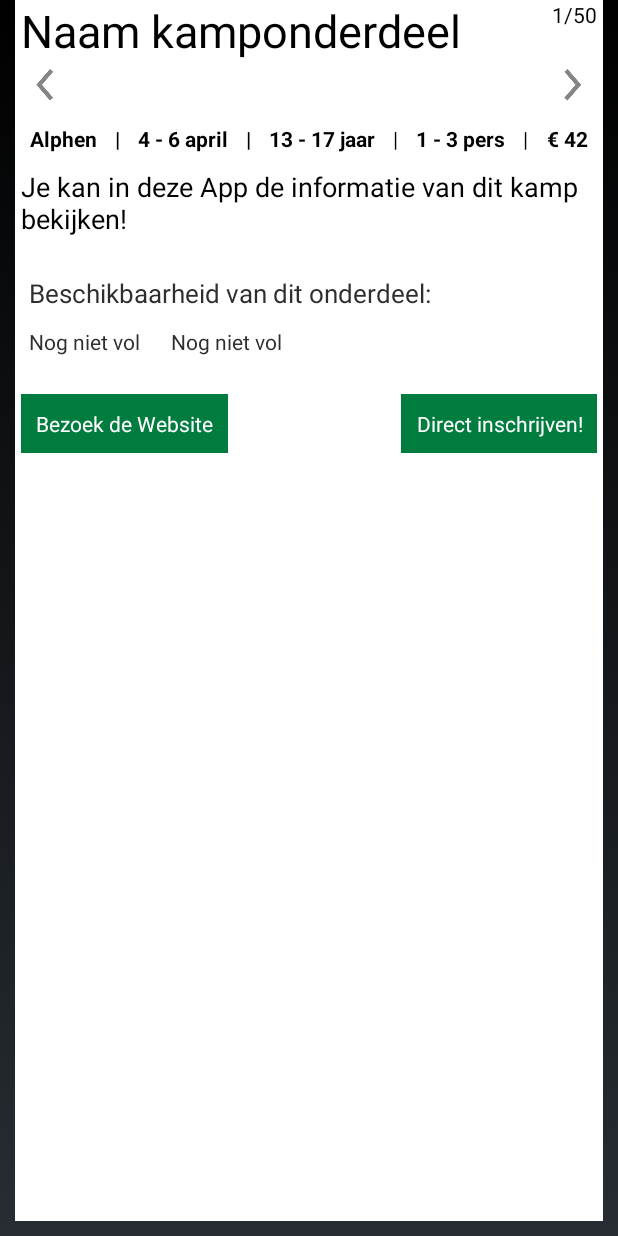
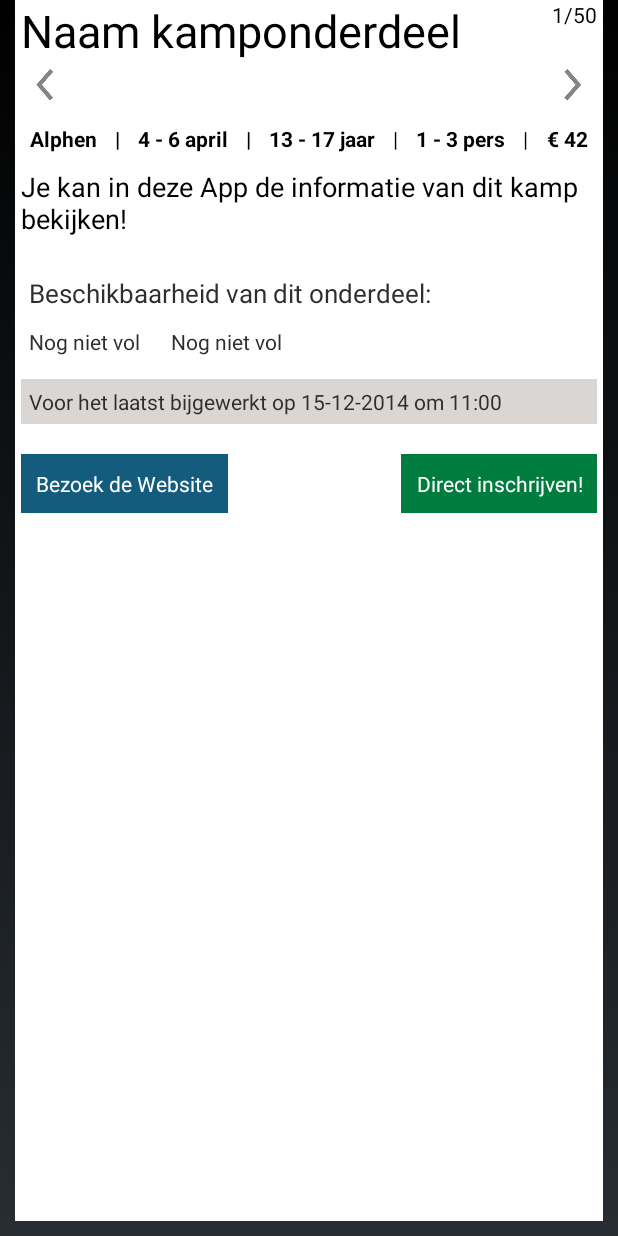
Before and after one commit to mdonath/hit-app, an Android app: the layout fragment_courant_kamp.xml on its own in the app's theme, with its tools: preview values and no code run, on a phone screen of 412 x 824 dp. Run offline under Robolectric (Android 15) with nearby library versions, the phone set to English and light mode, and no system bars.

Commit message:
#23 is geimplementeerd. Kleuren knoppen toegevoegd, kleine layout dingen en tonen wanneer de gegevens voor het laatst zijn bijgewerkt. Dit is handig voor het checken van de beschikbaarheid.

```diff
--- a/app/src/main/res/layout/fragment_courant_kamp.xml
+++ b/app/src/main/res/layout/fragment_courant_kamp.xml
@@ -256,9 +256,9 @@
             android:layout_height="wrap_content"
             android:layout_alignParentLeft="true"
             android:layout_alignParentStart="true"
-            android:layout_below="@+id/vol_details"
+            android:layout_below="@+id/Checktijd"
             android:layout_marginTop="20dp"
-            android:background="#ff007d3e"
+            android:background="#ff135c7d"
             android:padding="10dp"
             android:text="@string/website_knop"
             android:textColor="#FFFFFFFF"/>
@@ -287,5 +287,20 @@
             android:text="Nog niet vol"
             android:textAppearance="?android:attr/textAppearanceSmall"
             android:textColor="#ff2e2e2e"/>
+
+        <TextView
+            android:id="@+id/Checktijd"
+            android:layout_width="wrap_content"
+            android:layout_height="wrap_content"
+            android:padding="5dp"
+            android:text="Voor het laatst bijgewerkt op 15-12-2014 om 11:00"
+            android:textAppearance="?android:attr/textAppearanceSmall"
+            android:textColor="#ff2e2e2e"
+            android:layout_below="@+id/vol"
+            android:background="#ffdad6d4"
+            android:layout_alignRight="@+id/openInschrijving"
+            android:layout_alignEnd="@+id/openInschrijving"
+            android:layout_alignParentLeft="true"
+            android:layout_alignParentStart="true" />
     </RelativeLayout>
 </ScrollView>
```
Also changed, not shown: app/src/main/java/nl/scouting/hit/app/Main.java (+9 -6 lines), app/src/main/java/nl/scouting/hit/app/components/HitCourantPagerAdapter.java (+26 -0 lines), app/src/main/java/nl/scouting/hit/app/model/HitKamp.java (+9 -0 lines), app/src/main/java/nl/scouting/hit/app/model/HitKampRO.java (+7 -0 lines), app/src/main/java/nl/scouting/hit/app/services/JsonData.java (+31 -0 lines), app/src/main/res/layout/fragment_courant_plaats.xml (+17 -13 lines).
